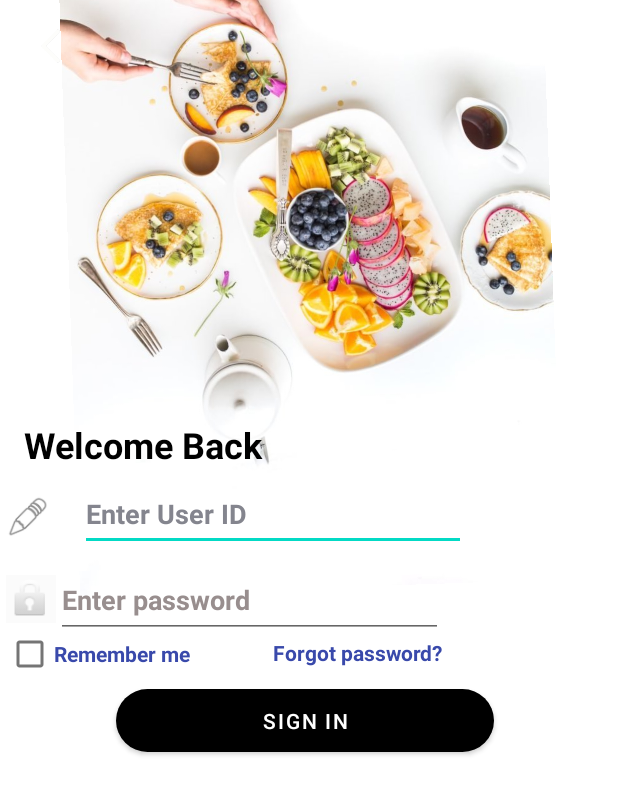
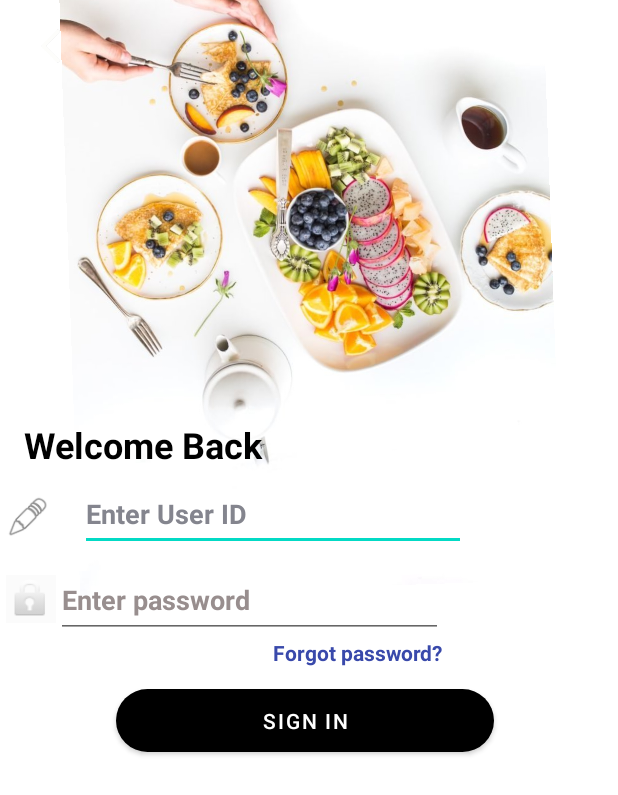
Before and after one commit to Debashrita-Roy/FoodHunt, an Android app: the SignInActivity screen opened directly, with no data from a screen before it, on a phone screen of 412 x 824 dp. Shown: the top 795 px of the screen. Run offline under Robolectric (Android 15) with nearby library versions, the light colour scheme and no system bars.

Commit message:
Final commit

```diff
--- a/app/src/debug/res/values/google_maps_api.xml
+++ b/app/src/debug/res/values/google_maps_api.xml
@@ -20,6 +20,6 @@
     Once you have your key (it starts with "AIza"), replace the "google_maps_key"
     string in this file.
     -->
-    <string name="google_maps_key" templateMergeStrategy="preserve" translatable="false">AIzaSyDI8cVRTCR2mO3KZbAiPRGf_1-HNk-cazw
+    <string name="google_maps_key" templateMergeStrategy="preserve" translatable="false">AIzaSyB-O8NHS-ngxc4eIM5W7Dke8-h53I6DyPI
 </string>
 </resources>
--- a/app/src/main/AndroidManifest.xml
+++ b/app/src/main/AndroidManifest.xml
@@ -10,9 +10,6 @@
     -->
     <uses-permission android:name="android.permission.ACCESS_FINE_LOCATION" />
     <uses-permission android:name="android.permission.ACCESS_COARSE_LOCATION" />
-    <uses-permission android:name="android.permission.WRITE_EXTERNAL_STORAGE" />
-    <uses-permission android:name="android.permission.READ_EXTERNAL_STORAGE" />
-    <uses-permission android:name="android.permission.INTERNET" />
     <uses-permission android:name="android.permission.INTERNET" />
     <uses-permission android:name="android.permission.WRITE_EXTERNAL_STORAGE" />
     <uses-permission android:name="android.permission.READ_EXTERNAL_STORAGE" />
--- a/app/src/main/java/com/example/foodhunt/DisplayItemActivity.kt
+++ b/app/src/main/java/com/example/foodhunt/DisplayItemActivity.kt
@@ -135,9 +135,6 @@ class DisplayItemActivity : AppCompatActivity() {
         })
     }
 
-    override fun onBackPressed() {
-      val i = Intent(this, SignInActivity::class.java)
-    }
 
 
 
--- a/app/src/main/java/com/example/foodhunt/SplashActivity.kt
+++ b/app/src/main/java/com/example/foodhunt/SplashActivity.kt
@@ -12,7 +12,7 @@ class SplashActivity : AppCompatActivity() {
 
         supportActionBar?.hide()
 
-        Timer().schedule(3000) {
+        Timer().schedule(5000) {
             val i = Intent(this@SplashActivity, MainActivity ::class.java)
             startActivity(i)
             finish()
--- a/app/src/main/java/com/example/foodhunt/authentication/SignInActivity.kt
+++ b/app/src/main/java/com/example/foodhunt/authentication/SignInActivity.kt
@@ -43,7 +43,6 @@ class SignInActivity : AppCompatActivity() {
 
         val userid = uidEditText.text.toString()
         val password = pwdEditText.text.toString()
-        val checked: Boolean = rememberC.isChecked
         //addPredefinedHotels()
         //addCreateFirebase()
 
@@ -82,7 +81,6 @@ class SignInActivity : AppCompatActivity() {
                                     getSharedPreferences("Credentials", MODE_PRIVATE).edit()
                                 userDetails.putString("USERNAME", userid)
                                 userDetails.putString("PASSWORD", password)
-                                userDetails.putBoolean("CHECKBOX", checked)
                                 userDetails.commit()
 
                                 val i = Intent(this, DisplayItemActivity::class.java)
--- a/app/src/main/java/com/example/foodhunt/hoteldata/HotelFirebaseDB.kt
+++ b/app/src/main/java/com/example/foodhunt/hoteldata/HotelFirebaseDB.kt
@@ -50,7 +50,7 @@ class HotelFirebaseDB : AppCompatActivity(), View.OnClickListener {
         longEditText = findViewById(R.id.longE)
 
         hotelImage = findViewById(R.id.hotelIV)
-       uploadButton = findViewById(R.id.uploadB)
+        uploadButton = findViewById(R.id.uploadB)
 
 //        addCreateFirebase()
         db = FirebaseDatabase.getInstance()
--- /dev/null
+++ b/app/src/main/res/drawable/ic_baseline_fastfood_24.xml
@@ -0,0 +1,5 @@
+<vector android:height="24dp" android:tint="#DB69AD"
+    android:viewportHeight="24" android:viewportWidth="24"
+    android:width="24dp" xmlns:android="http://schemas.android.com/apk/res/android">
+    <path android:fillColor="@android:color/white" android:pathData="M18.06,22.99h1.66c0.84,0 1.53,-0.64 1.63,-1.46L23,5.05h-5L18,1h-1.97v4.05h-4.97l0.3,2.34c1.71,0.47 3.31,1.32 4.27,2.26 1.44,1.42 2.43,2.89 2.43,5.29v8.05zM1,21.99L1,21h15.03v0.99c0,0.55 -0.45,1 -1.01,1L2.01,22.99c-0.56,0 -1.01,-0.45 -1.01,-1zM16.03,14.99c0,-8 -15.03,-8 -15.03,0h15.03zM1.02,17h15v2h-15z"/>
+</vector>
--- a/app/src/main/res/layout/activity_sign_in.xml
+++ b/app/src/main/res/layout/activity_sign_in.xml
@@ -92,7 +92,9 @@
         android:text="Forgot password?"
         android:textColor="#3949AB"
         android:textStyle="bold"
-        app:layout_constraintEnd_toEndOf="@+id/pwdE"
+        app:layout_constraintEnd_toEndOf="parent"
+        app:layout_constraintHorizontal_bias="0.609"
+        app:layout_constraintStart_toStartOf="parent"
         app:layout_constraintTop_toBottomOf="@+id/pwdE" />
 
     <Button
@@ -122,17 +124,4 @@
         app:layout_constraintTop_toTopOf="parent"
         app:srcCompat="@drawable/back" />
 
-    <CheckBox
-        android:id="@+id/rememberC"
-        android:layout_width="125dp"
-        android:layout_height="21dp"
-        android:text="Remember me"
-        android:textColor="#3949AB"
-        android:textSize="14sp"
-        android:textStyle="bold"
-        app:layout_constraintEnd_toStartOf="@+id/forgetPwdT"
-        app:layout_constraintHorizontal_bias="0.07"
-        app:layout_constraintStart_toStartOf="parent"
-        app:layout_constraintTop_toBottomOf="@+id/pwdE" />
-
 </androidx.constraintlayout.widget.ConstraintLayout>
--- a/app/src/main/res/values/strings.xml
+++ b/app/src/main/res/values/strings.xml
@@ -5,9 +5,10 @@
     <string name="hello_blank_fragment">Hello blank fragment</string>
     <string name="open">Open</string>
     <string name="close">Close</string>
-    <string name="we_saved_you_seat_">_____We have saved you a seat !_____</string>
+    <string name="we_saved_you_seat_">We have saved you a seat</string>
     <string name="main_sign_in">Sign In</string>
-    <string name="main_register">Register</string>
+    <string name="main_register">Register as User</string>
+    <string name="main_register_admin">Register as Admin</string>
     <string name="hotel_name">Hotel Name</string>
     <string name="description">Description</string>
     <string name="address">Address</string>
```
Also changed, not shown: app/src/main/res/layout/activity_main.xml (+6 -6 lines), 1 other file.
